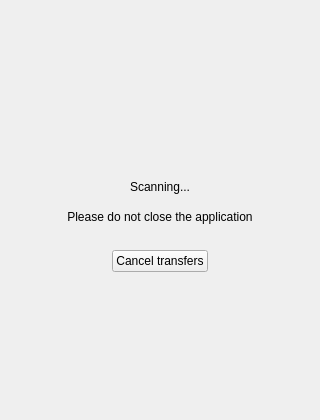
Above: src/MEGASync/gui/macx/ScanningWidget.ui from meganz/MEGAsync before the change. Below: the same form after it.
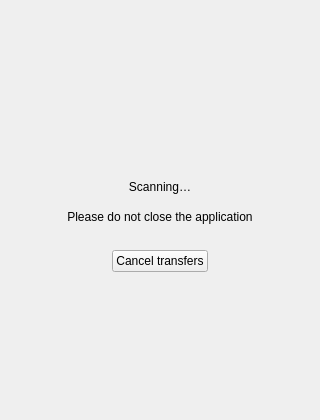
That is the form after the change.

```diff
--- a/src/MEGASync/gui/macx/ScanningWidget.ui
+++ b/src/MEGASync/gui/macx/ScanningWidget.ui
@@ -83,7 +83,7 @@
    <item>
     <widget class="QLabel" name="lScanning">
      <property name="text">
-      <string>Scanning...</string>
+      <string>Scanning…</string>
      </property>
      <property name="alignment">
       <set>Qt::AlignCenter</set>
```
